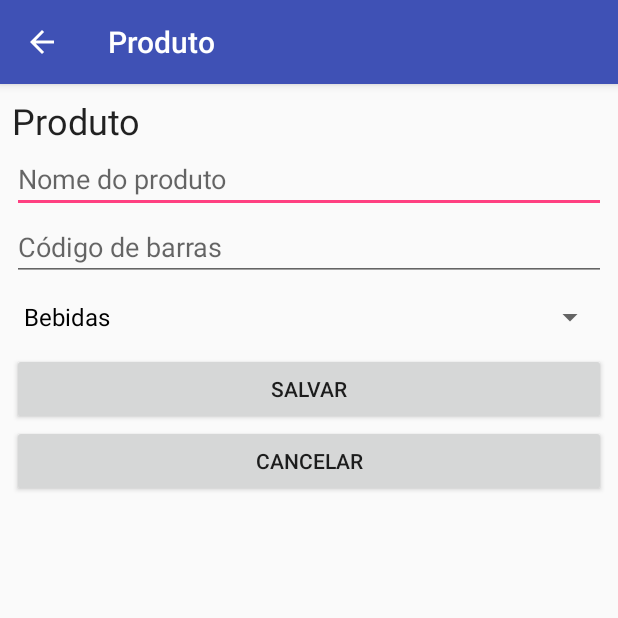
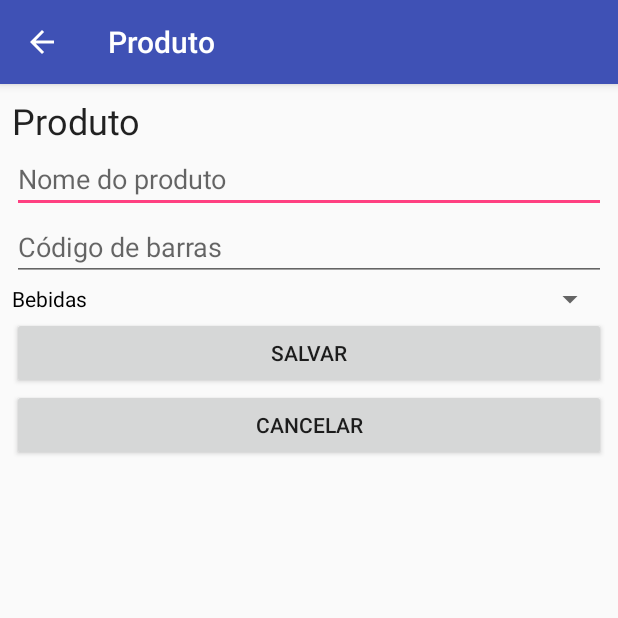
Before and after one commit to Lnanjos/ValidityCheckAPP, an Android app: the ProdutoEditorActivity screen opened directly, with no data from a screen before it, on a phone screen of 412 x 824 dp, the top half of it. Run offline under Robolectric (Android 15) with nearby library versions, the light colour scheme and no system bars; 1 statement that could not run was skipped.

Commit message:
add SpinAdapter inner class in ProdutoEditorActivity to populate the spinner

```diff
--- a/app/src/main/java/com/validycheck/ProdutoEditorActivity.java
+++ b/app/src/main/java/com/validycheck/ProdutoEditorActivity.java
@@ -1,16 +1,28 @@
 package com.validycheck;
 
+import android.annotation.TargetApi;
+import android.content.Context;
 import android.content.Intent;
+import android.graphics.Color;
+import android.os.Build;
 import android.os.Bundle;
+import android.support.annotation.IdRes;
+import android.support.annotation.LayoutRes;
+import android.support.annotation.NonNull;
+import android.support.annotation.Nullable;
 import android.support.v4.app.LoaderManager;
 import android.support.v7.app.AppCompatActivity;
 import android.view.View;
+import android.view.ViewGroup;
 import android.widget.ArrayAdapter;
 import android.widget.Button;
 import android.widget.EditText;
 import android.widget.Spinner;
-
+import android.widget.TextView;
+import android.widget.Toast;
 import com.validycheck.domain.Produto;
+import com.validycheck.domain.Secao;
+import java.util.ArrayList;
 
 public class ProdutoEditorActivity extends AppCompatActivity {
 
@@ -23,12 +35,15 @@ public class ProdutoEditorActivity extends AppCompatActivity {
         super.onCreate(savedInstanceState);
         setContentView(R.layout.activity_produto_editor);
 
+        String [] spinnerlist = {"Bebidas","Latcineos","Frios"};
+        ArrayList<Secao> secoes = new ArrayList<Secao>();
+        secoes.add(0,new Secao(new Long(0),"Bebidas"));
+        secoes.add(1,new Secao(new Long(1),"frios"));
+        secoes.add(2,new Secao(new Long(2),"Latcíneos"));
 
-        String [] spinnerlist = {"Bebidas","Latcineos","Frios"};
-
-        ArrayAdapter arrayAdapter = new ArrayAdapter<String>(this, R.layout.support_simple_spinner_dropdown_item,spinnerlist);
-        Spinner spinner = (Spinner) findViewById(R.id.spinner);
-        spinner.setAdapter(arrayAdapter);
+        final SpinAdapter spinAdapter = new SpinAdapter(this,R.layout.support_simple_spinner_dropdown_item,0,secoes);
+        final Spinner spinner = (Spinner) findViewById(R.id.spinner);
+        spinner.setAdapter(spinAdapter);
         //cancelar a ação
         Button cancelar = (Button) findViewById(R.id.cancelarProduto);
         cancelar.setOnClickListener(new View.OnClickListener() {
@@ -39,6 +54,7 @@ public class ProdutoEditorActivity extends AppCompatActivity {
         });
 
         final EditText nomeProduto = (EditText) findViewById(R.id.editText_nomeProduto);
+        final EditText codBarra = (EditText) findViewById(R.id.editText_codProduto);
 
         if((Long)getIntent().getLongExtra("codigo",0)!= null){
             Intent intent = getIntent();
@@ -52,7 +68,56 @@ public class ProdutoEditorActivity extends AppCompatActivity {
             @Override
             public void onClick(View v) {
                 produto.setNomeProduto(""+nomeProduto.getText());
+                produto.setCodBarraProduto(""+codBarra.getText());
+                Secao secao = spinAdapter.getItem(spinner.getSelectedItemPosition());
+                produto.setSecao(secao);
+                Toast.makeText(ProdutoEditorActivity.this,""+produto.getNomeProduto()+"\n"
+                        +produto.getSecao().getNomeSecao()+" - "
+                        +produto.getSecao().getCodigo(), Toast.LENGTH_SHORT).show();
             }
         });
     }
+
+    public class SpinAdapter extends ArrayAdapter<Secao>{
+
+        private ArrayList<Secao> secoes;
+
+        public SpinAdapter(@NonNull Context context, @LayoutRes int resource, @IdRes int textViewResourceId, ArrayList<Secao> secoes) {
+            super(context, resource, textViewResourceId);
+            this.secoes = secoes;
+        }
+
+        public int getCount(){
+            return secoes.size();
+        }
+
+        public Secao getItem(int position){
+            return secoes.get(position);
+        }
+
+        public long getItemId(int position){
+            return position;
+        }
+
+        @NonNull
+        @Override
+        public View getView(int position, @Nullable View convertView, @NonNull ViewGroup parent) {
+            TextView label = new TextView(getContext());
+            label.setTextColor(Color.BLACK);
+            label.setText(secoes.get(position).getNomeSecao());
+
+            return label;
+        }
+
+        @TargetApi(Build.VERSION_CODES.M)
+        @Override
+        public View getDropDownView(int position, @Nullable View convertView, @NonNull ViewGroup parent) {
+            TextView label = new TextView(getContext());
+            label.setTextColor(Color.BLACK);
+            label.setTextAppearance(R.style.TextAppearance_AppCompat_Headline);
+            label.setText(secoes.get(position).getNomeSecao());
+
+            return label;
+        }
+    }
 }
--- a/app/src/main/java/com/validycheck/adapter/ProdutoAdapter.java
+++ b/app/src/main/java/com/validycheck/adapter/ProdutoAdapter.java
@@ -11,7 +11,6 @@ import android.view.ViewGroup;
 import android.widget.ArrayAdapter;
 import android.widget.Button;
 import android.widget.TextView;
-
 import com.validycheck.R;
 import com.validycheck.domain.Produto;
 
--- a/app/src/main/res/layout/activity_produto_editor.xml
+++ b/app/src/main/res/layout/activity_produto_editor.xml
@@ -35,10 +35,10 @@
         android:layout_height="wrap_content"
         android:text="Salvar"
         android:layout_below="@+id/spinner"
+        android:layout_alignParentRight="true"
+        android:layout_alignParentEnd="true"
         android:layout_alignParentLeft="true"
-        android:layout_alignParentStart="true"
-        android:layout_alignParentRight="true"
-        android:layout_alignParentEnd="true" />
+        android:layout_alignParentStart="true" />
 
     <EditText
         android:id="@+id/editText_nomeProduto"
```
